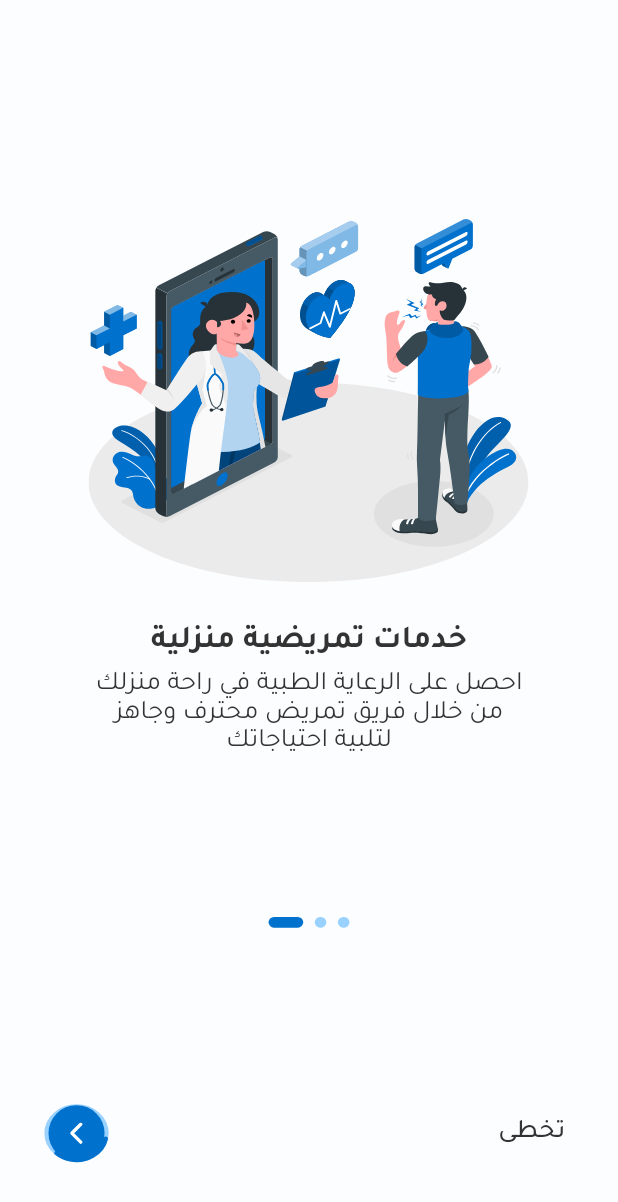
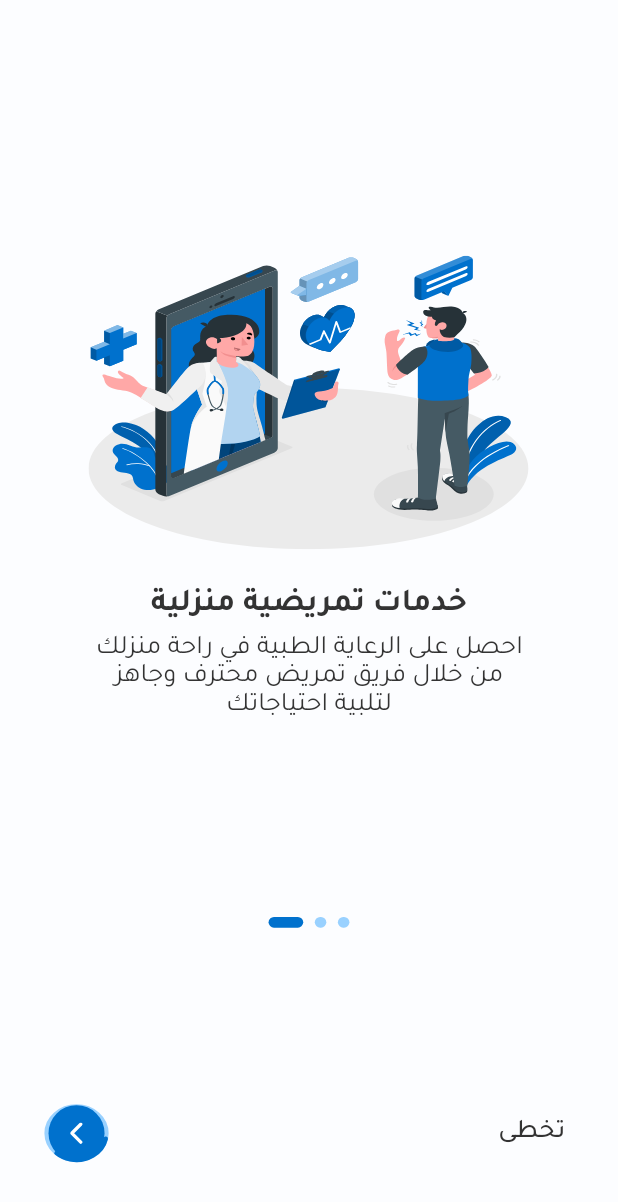
Before and after one commit to ahmedemara231/emergency, a Flutter app: the screen it shows after launch, on a phone screen of 412 x 824 dp. Shown: the top 1202 px of the screen. Run offline on Flutter 3.47's test engine with Material 3 defaults, Android fonts, the phone set to English and light mode, and no system bars; drawn by our look-alikes of smooth_page_indicator; our stand-ins replace cached_network_image, connectivity_plus, dio, easy_localization, equatable, firebase_core and 15 more; missing offline and left inert: animated_snack_bar, flutter_expandable_text; accounts and stored records are empty.

Commit message:
FIX: onboarding second text

```diff
--- a/lib/src/app.dart
+++ b/lib/src/app.dart
@@ -1,6 +1,5 @@
 import 'package:easy_localization/easy_localization.dart';
-import 'package:emergency/src/features/onboarding/presentation/onboarding_screen.dart';
-import 'package:emergency/src/features/onboarding/presentation/user_type_selection_screen.dart';
+import 'package:emergency/src/features/onboarding/screens/onboarding_screen.dart';
 import 'package:flutter/material.dart';
 import 'package:flutter_easyloading/flutter_easyloading.dart';
 import 'package:flutter_screenutil/flutter_screenutil.dart';
@@ -46,9 +45,9 @@ class _AppState extends State<App> {
         debugShowCheckedModeBanner: false,
         navigatorKey: navigatorKey,
         navigatorObservers: [AppNavigationObserver()],
-        theme: CacheHelper.getInstance().shared.getBool('appTheme') == false
-            ? ThemeData.light()
-            : ThemeData.dark(),
+        // theme: CacheHelper.getInstance().shared.getBool('appTheme') == false
+        //     ? ThemeData.light()
+        //     : ThemeData.dark(),
         home: const OnboardingScreen(),
         builder: EasyLoading.init(),
       ),
--- a/lib/src/features/onboarding/presentation/widgets/onboarding_content.dart
+++ b/lib/src/features/onboarding/presentation/widgets/onboarding_content.dart
@@ -16,14 +16,14 @@ class OnboardingContent extends StatelessWidget {
       mainAxisAlignment: MainAxisAlignment.center,
       children: [
         SizedBox(
-          height: 272.h,
+          height: 220.h,
           child: SvgPicture.asset(
             model.imagePath,
             fit: BoxFit.fill,
           ),
         ),
         SizedBox(
-          height: 32.87.h,
+          height: 30.h,
         ),
         AppText(
           text: model.title,
@@ -35,12 +35,14 @@ class OnboardingContent extends StatelessWidget {
         SizedBox(
           height: 8.h,
         ),
-        AppText(
-          text: model.body,
-          fontWeight: FontWeight.w400,
-          fontSize: 20.sp,
-          color: HexColor('#333333'),
-          textAlign: TextAlign.center,
+        FittedBox(
+          child: AppText(
+            text: model.body,
+            fontWeight: FontWeight.w400,
+            fontSize: 20.sp,
+            color: HexColor('#333333'),
+            textAlign: TextAlign.center,
+          ),
         )
       ],
     );
--- a/lib/src/features/onboarding/presentation/widgets/onboarding_navigation.dart
+++ b/lib/src/features/onboarding/presentation/widgets/onboarding_navigation.dart
@@ -1,13 +1,13 @@
 import 'package:emergency/src/core/helpers/base_extensions/context/routes.dart';
 import 'package:emergency/src/core/helpers/base_widgets/text.dart';
-import 'package:emergency/src/features/onboarding/presentation/user_type_selection_screen.dart';
 import 'package:emergency/src/features/onboarding/presentation/widgets/onboarding_controller.dart';
 import 'package:emergency/src/features/onboarding/presentation/widgets/onboarding_next_button.dart';
 import 'package:flutter/material.dart';
 import 'package:flutter_screenutil/flutter_screenutil.dart';
-// import 'package:flutter_screenutil/flutter_screenutil.dart';
 import 'package:get_it/get_it.dart';
 import 'package:hexcolor/hexcolor.dart';
+
+import '../../screens/user_type_selection_screen.dart';
 
 class OnboardingNavigation extends StatelessWidget {
   const OnboardingNavigation({super.key});
```
Also changed, not shown: lib/src/features/onboarding/screens/onboarding_screen.dart (renamed from lib/src/features/onboarding/presentation/onboarding_screen.dart), lib/src/features/onboarding/screens/user_type_selection_screen.dart (renamed from lib/src/features/onboarding/presentation/user_type_selection_screen.dart), pubspec.lock.
